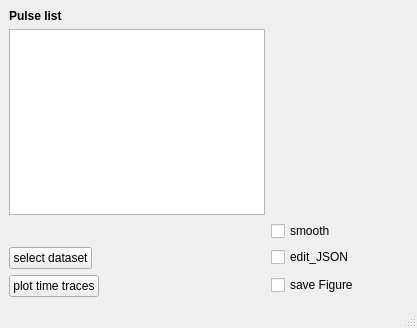
Old version of the form plotdata.ui in the repository bruvio/multitool.
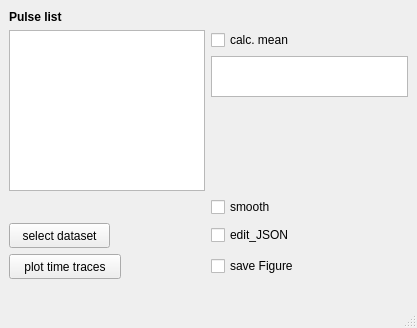
New version of the form.

The edit to the form file:
```diff
--- a/plotdata.ui
+++ b/plotdata.ui
@@ -10,57 +10,145 @@
     <height>328</height>
    </rect>
   </property>
+  <property name="minimumSize">
+   <size>
+    <width>417</width>
+    <height>328</height>
+   </size>
+  </property>
+  <property name="maximumSize">
+   <size>
+    <width>417</width>
+    <height>328</height>
+   </size>
+  </property>
   <property name="windowTitle">
    <string>plot time traces</string>
   </property>
   <widget class="QWidget" name="centralwidget">
-   <layout class="QFormLayout" name="formLayout">
-    <item row="0" column="0">
      <widget class="QLabel" name="label_4">
+    <property name="geometry">
+     <rect>
+      <x>9</x>
+      <y>9</y>
+      <width>67</width>
+      <height>16</height>
+     </rect>
+    </property>
       <property name="text">
        <string>&lt;html&gt;&lt;head/&gt;&lt;body&gt;&lt;p&gt;&lt;span style=&quot; font-weight:600;&quot;&gt;Pulse list&lt;/span&gt;&lt;/p&gt;&lt;/body&gt;&lt;/html&gt;</string>
       </property>
      </widget>
-    </item>
-    <item row="1" column="0">
-     <widget class="QTextEdit" name="textEdit_pulselist"/>
-    </item>
-    <item row="3" column="0">
+   <widget class="QTextEdit" name="textEdit_pulselist">
+    <property name="geometry">
+     <rect>
+      <x>9</x>
+      <y>30</y>
+      <width>196</width>
+      <height>161</height>
+     </rect>
+    </property>
+   </widget>
+   <widget class="QCheckBox" name="calcmean_checkBox">
+    <property name="geometry">
+     <rect>
+      <x>211</x>
+      <y>30</y>
+      <width>94</width>
+      <height>20</height>
+     </rect>
+    </property>
+    <property name="text">
+     <string>calc. mean</string>
+    </property>
+   </widget>
+   <widget class="QCheckBox" name="smooth_checkBox">
+    <property name="geometry">
+     <rect>
+      <x>211</x>
+      <y>197</y>
+      <width>73</width>
+      <height>20</height>
+     </rect>
+    </property>
+    <property name="text">
+     <string>smooth</string>
+    </property>
+   </widget>
      <widget class="QPushButton" name="selectfile">
+    <property name="geometry">
+     <rect>
+      <x>9</x>
+      <y>223</y>
+      <width>101</width>
+      <height>25</height>
+     </rect>
+    </property>
       <property name="text">
        <string>select dataset</string>
       </property>
      </widget>
-    </item>
-    <item row="3" column="1">
      <widget class="QCheckBox" name="checkBox">
+    <property name="geometry">
+     <rect>
+      <x>211</x>
+      <y>225</y>
+      <width>87</width>
+      <height>20</height>
+     </rect>
+    </property>
       <property name="text">
        <string>edit_JSON</string>
       </property>
      </widget>
-    </item>
-    <item row="4" column="0">
      <widget class="QPushButton" name="plotbutton">
+    <property name="geometry">
+     <rect>
+      <x>9</x>
+      <y>254</y>
+      <width>112</width>
+      <height>25</height>
+     </rect>
+    </property>
       <property name="text">
        <string>plot time traces</string>
       </property>
      </widget>
-    </item>
-    <item row="2" column="1">
-     <widget class="QCheckBox" name="smooth_checkBox">
-      <property name="text">
-       <string>smooth</string>
-      </property>
-     </widget>
-    </item>
-    <item row="4" column="1">
      <widget class="QCheckBox" name="savefigure_checkBox">
+    <property name="geometry">
+     <rect>
+      <x>211</x>
+      <y>256</y>
+      <width>96</width>
+      <height>20</height>
+     </rect>
+    </property>
       <property name="text">
        <string>save Figure</string>
       </property>
      </widget>
-    </item>
-   </layout>
+   <widget class="QTextEdit" name="search_window">
+    <property name="geometry">
+     <rect>
+      <x>211</x>
+      <y>56</y>
+      <width>197</width>
+      <height>41</height>
+     </rect>
+    </property>
+    <property name="sizePolicy">
+     <sizepolicy hsizetype="Expanding" vsizetype="Expanding">
+      <horstretch>0</horstretch>
+      <verstretch>0</verstretch>
+     </sizepolicy>
+    </property>
+    <property name="minimumSize">
+     <size>
+      <width>1</width>
+      <height>0</height>
+     </size>
+    </property>
+   </widget>
   </widget>
   <widget class="QMenuBar" name="menubar">
    <property name="geometry">
```
Lines whose indentation alone changed are shown as unchanged.
